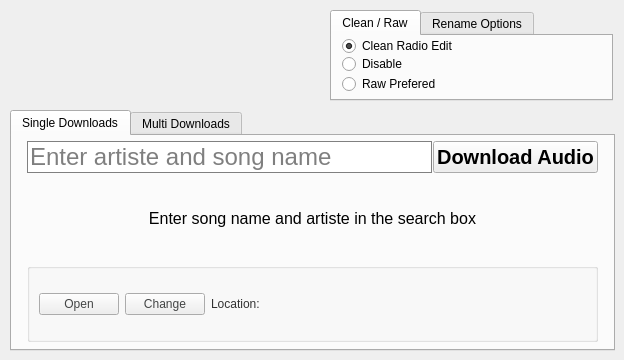
Old version of the form MainUiWindow.ui in the repository ktappdev/YTDownloader_PYQT5.
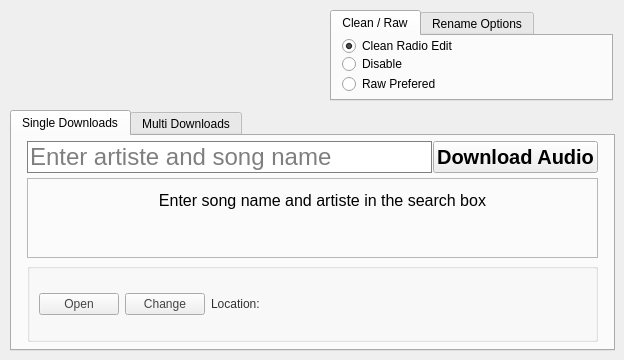
New version of the form. Icons and pictures are not drawn.

Commit message: modified rename func to include webm

```diff
--- a/MainUiWindow.ui
+++ b/MainUiWindow.ui
@@ -270,7 +270,22 @@
         </layout>
        </item>
        <item>
+        <widget class="QFrame" name="frame">
+         <property name="frameShape">
+          <enum>QFrame::StyledPanel</enum>
+         </property>
+         <property name="frameShadow">
+          <enum>QFrame::Raised</enum>
+         </property>
         <widget class="QLabel" name="update_label">
+          <property name="geometry">
+           <rect>
+            <x>10</x>
+            <y>0</y>
+            <width>571</width>
+            <height>45</height>
+           </rect>
+          </property>
          <property name="font">
           <font>
            <family>Arial</family>
@@ -301,6 +316,7 @@
          <property name="wordWrap">
           <bool>false</bool>
          </property>
+         </widget>
         </widget>
        </item>
        <item>
```
Lines whose indentation alone changed are shown as unchanged. The commit also changes 1 other file.
